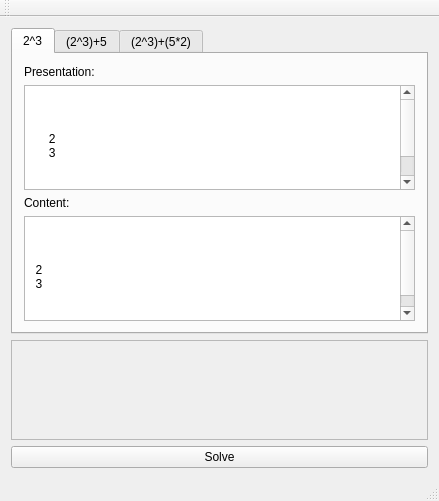
The window that src/ui/mainwindow.ui (slopjong/Complexolver) describes before a commit, drawn with Qt 5.
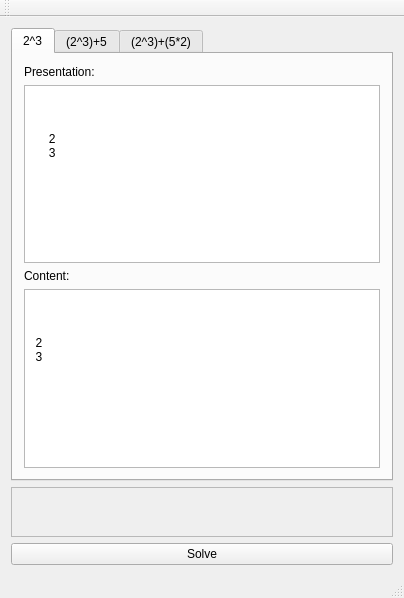
The same window after the commit.

Commit message: Window resizing and readme update.

The edit to the form file:
```diff
--- a/src/ui/mainwindow.ui
+++ b/src/ui/mainwindow.ui
@@ -6,8 +6,8 @@
    <rect>
     <x>0</x>
     <y>0</y>
-    <width>439</width>
-    <height>501</height>
+    <width>404</width>
+    <height>598</height>
    </rect>
   </property>
   <property name="windowTitle">
@@ -189,7 +189,7 @@
       <property name="minimumSize">
        <size>
         <width>0</width>
-        <height>100</height>
+        <height>50</height>
        </size>
       </property>
       <property name="frameShape">
```
Left out of the diff: 2 changed lines with no effect on the pictures. The commit also changes 1 other file.
